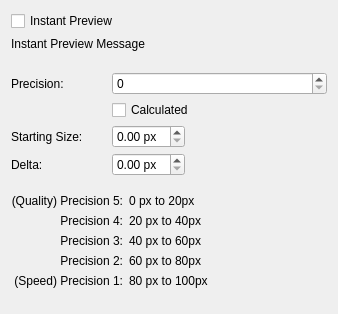
KDE/krita, file plugins/paintops/libpaintop/forms/wdgperformanceoption.ui: the form before one commit.
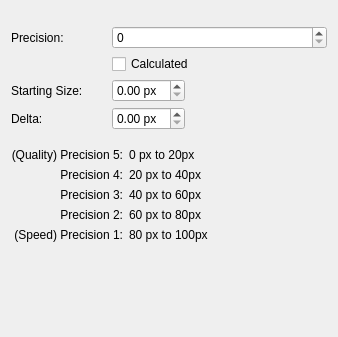
The form after the commit.

Commit message: remove instant preview setting from performance area. it needs more refactoring before it can be saved into the KPP

```diff
--- a/plugins/paintops/libpaintop/forms/wdgperformanceoption.ui
+++ b/plugins/paintops/libpaintop/forms/wdgperformanceoption.ui
@@ -7,24 +7,10 @@
     <x>0</x>
     <y>0</y>
     <width>338</width>
-    <height>314</height>
+    <height>337</height>
    </rect>
   </property>
   <layout class="QVBoxLayout" name="verticalLayout">
-   <item>
-    <widget class="QCheckBox" name="instantPreviewCheckbox">
-     <property name="text">
-      <string>Instant Preview</string>
-     </property>
-    </widget>
-   </item>
-   <item>
-    <widget class="QLabel" name="lodInstructions">
-     <property name="text">
-      <string>Instant Preview Message</string>
-     </property>
-    </widget>
-   </item>
    <item>
     <layout class="QGridLayout" name="gridLayout">
      <property name="topMargin">
```
The commit also changes 2 other files.
